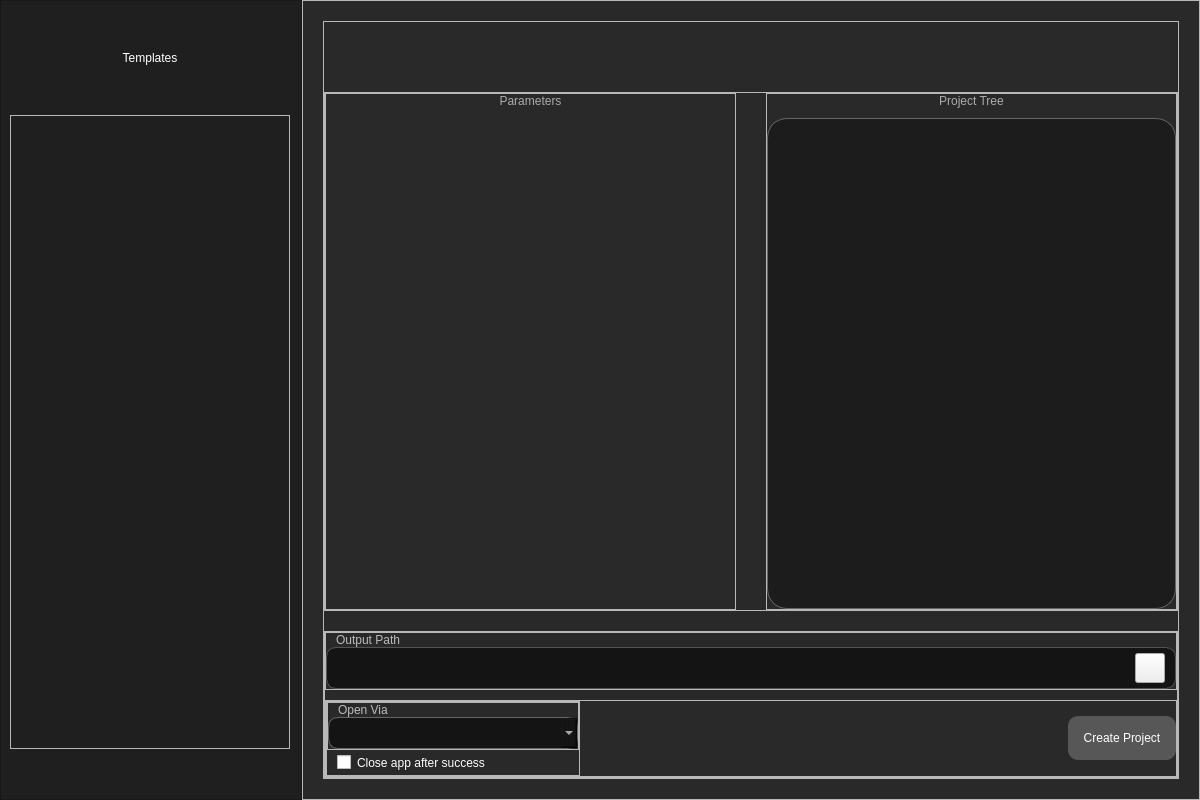
Old version of the form app/design/main_window.ui in the repository KrazyManJ/templatoron.
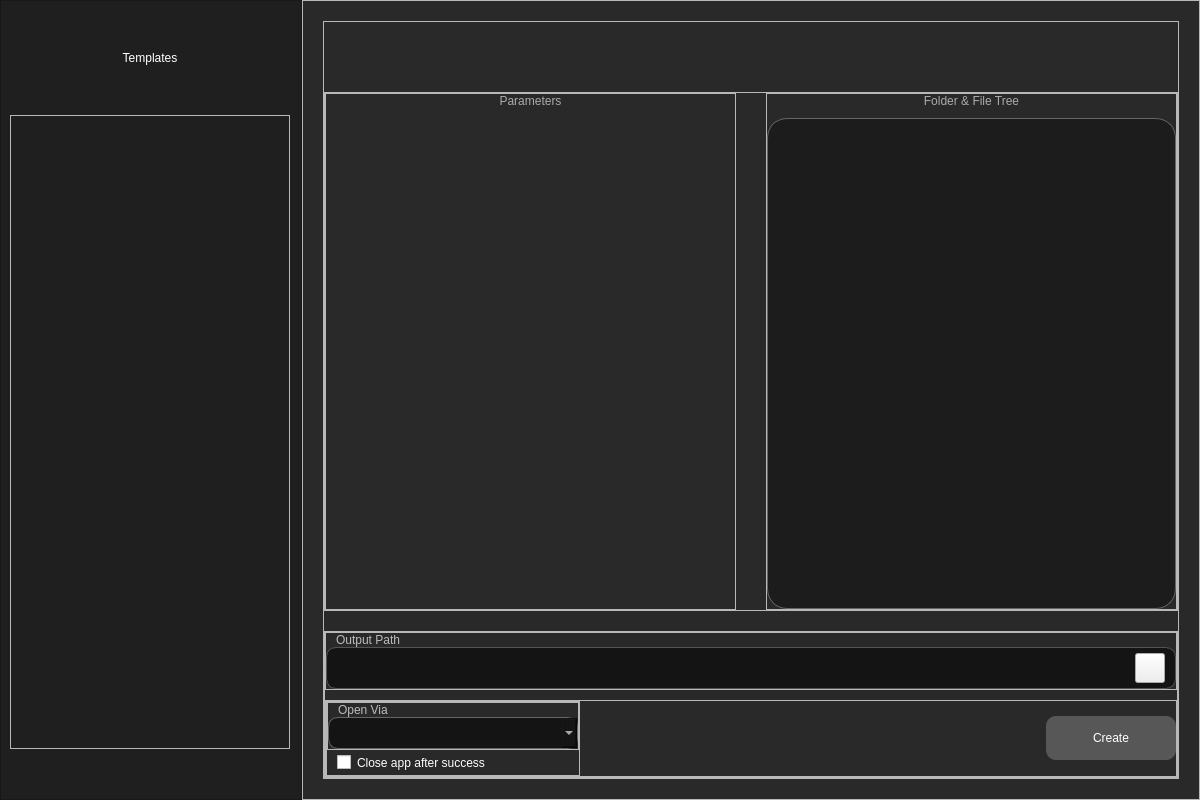
New version of the form. Icons and pictures are not drawn.

Commit message: Updated text to not contains "project", added todo file and put it into .gitignore

```diff
--- a/app/design/main_window.ui
+++ b/app/design/main_window.ui
@@ -54,6 +54,7 @@
 }
 #ButtonsFrame QPushButton {
 	padding: 15px;
+	min-width: 100px;
 	font: 15pt &quot;Inter&quot;;
 	background: #575757;
 	border-radius: 10px;
@@ -456,7 +457,7 @@
                <item>
                 <widget class="QLabel" name="DirectoryDisplayLabel">
                  <property name="text">
-                  <string>Project Tree</string>
+                  <string>Folder &amp; File Tree</string>
                  </property>
                  <property name="alignment">
                   <set>Qt::AlignCenter</set>
@@ -793,7 +794,7 @@
                   <cursorShape>PointingHandCursor</cursorShape>
                  </property>
                  <property name="text">
-                  <string>Create Project</string>
+                  <string>Create</string>
                  </property>
                 </widget>
                </item>
```
The commit also changes 1 other file.
